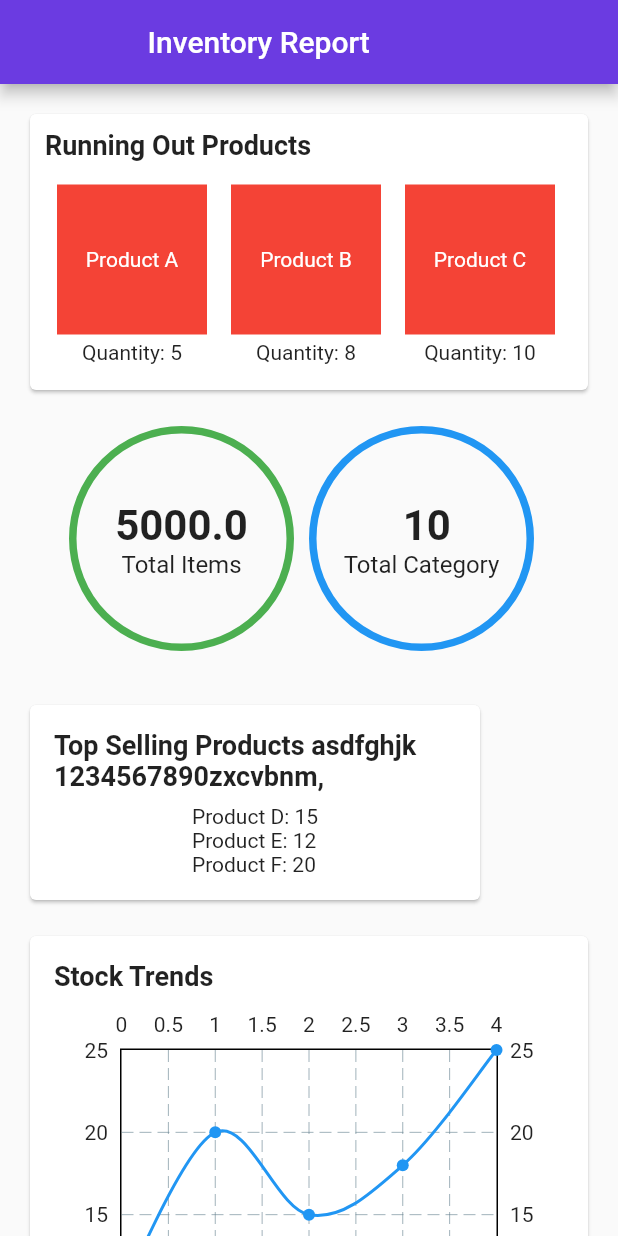
After one commit to tezena/Inventroy_management, a Flutter app: the ReportPage screen opened directly, on a phone screen of 412 x 824 dp. The commit adds this screen. Run offline on Flutter 3.47's test engine with Material 2 defaults, Android fonts, the phone set to English and light mode, and no system bars; drawn by our look-alikes of fl_chart; our stand-ins replace carousel_slider, charts_flutter, go_router, image_picker; missing offline and left inert: dart:js; network calls fail.

Commit message:
product detail

```diff
--- a/lib/BottomNavigationBar.dart
+++ b/lib/BottomNavigationBar.dart
@@ -22,7 +22,6 @@ class _BottomNavigationScreenState extends State<BottomNavigationScreen> {
     const HomeScreen(),
     const ItemsScreen(),
     ProfilePage(),
-    const EditScreen(),
     const DeleteScreen(),
     // Add other screen widgets here
   ];
@@ -71,10 +70,6 @@ class _BottomNavigationScreenState extends State<BottomNavigationScreen> {
               ),
               BottomNavigationBarItem(
                 icon: Icon(Icons.settings),
-                label: 'Edit',
-              ),
-              BottomNavigationBarItem(
-                icon: Icon(Icons.settings),
                 label: 'Delete',
               ),
             ],
--- /dev/null
+++ b/lib/reporScreen.dart
@@ -0,0 +1,306 @@
+import 'dart:js';
+
+import 'package:flutter/material.dart';
+import 'package:fl_chart/fl_chart.dart';
+
+class ReportPage extends StatelessWidget {
+  final double totalStockAmount = 5000.0;
+  final int totalCategories = 10;
+  final List<Product> runningOutProducts = [
+    Product('Product A', 5),
+    Product('Product B', 8),
+    Product('Product C', 10),
+    Product('Product A', 5),
+    Product('Product B', 8),
+    Product('Product C', 10),
+  ];
+  final List<Product> topSellingProducts = [
+    Product('Product D', 15),
+    Product('Product E', 12),
+    Product('Product F', 20),
+  ];
+  final List<Category> categoryDistribution = [
+    Category('Category X', 30),
+    Category('Category Y', 25),
+    Category('Category Z', 45),
+  ];
+
+  @override
+  Widget build(BuildContext context) {
+    return Scaffold(
+      appBar: AppBar(
+        backgroundColor: Color.fromRGBO(107, 59, 225, 1),
+        title: Row(
+          children: [
+            SizedBox(
+              width: MediaQuery.of(context).size.width * .2,
+            ),
+            Text('Inventory Report'),
+          ],
+        ),
+      ),
+      body: SingleChildScrollView(
+        padding: EdgeInsets.all(16.0),
+        child: Column(
+          crossAxisAlignment: CrossAxisAlignment.start,
+          children: [
+            _buildRunningOutProducts(),
+            SizedBox(
+              height: 20,
+            ),
+            Row(
+              children: [
+                SizedBox(
+                  width: 30,
+                ),
+                _buildTotalStockCircularIndicator('$totalStockAmount'),
+                SizedBox(
+                  width: 10,
+                ),
+                _buildTotalCategoryCircularIndicator(' $totalCategories'),
+              ],
+            ),
+            SizedBox(height: 32.0),
+            _buildTopSellingProducts(),
+            SizedBox(height: 16.0),
+            _buildStockTrendsChart(),
+            SizedBox(height: 16.0),
+            _buildCategoryDistributionChart(),
+          ],
+        ),
+      ),
+    );
+  }
+
+  Widget _buildRunningOutProducts() {
+    return Card(
+      child: Padding(
+        padding: EdgeInsets.only(left: 10, right: 10, top: 10, bottom: 5),
+        child: Column(
+          crossAxisAlignment: CrossAxisAlignment.start,
+          children: [
+            Text(
+              'Running Out Products',
+              style: TextStyle(fontSize: 18.0, fontWeight: FontWeight.bold),
+            ),
+            SizedBox(height: 8.0),
+            SizedBox(
+              height: 140.0,
+              child: ListView.builder(
+                scrollDirection: Axis.horizontal,
+                itemCount: runningOutProducts.length,
+                itemBuilder: (context, index) {
+                  final product = runningOutProducts[index];
+                  return Padding(
+                    padding: EdgeInsets.all(8.0),
+                    child: Column(
+                      children: [
+                        Container(
+                          width: 100.0,
+                          height: 100.0,
+                          color: Colors.red,
+                          alignment: Alignment.center,
+                          child: Text(
+                            product.name,
+                            style: TextStyle(color: Colors.white),
+                          ),
+                        ),
+                        SizedBox(height: 4.0),
+                        Text('Quantity: ${product.quantity}'),
+                      ],
+                    ),
+                  );
+                },
+              ),
+            ),
+          ],
+        ),
+      ),
+    );
+  }
+
+  Widget _buildTopSellingProducts() {
+    return Card(
+      child: Container(
+        width: 300.0, // Adjust the width to your preference
+        child: Padding(
+          padding: EdgeInsets.all(16.0),
+          child: Column(
+            children: [
+              Text(
+                'Top Selling Products asdfghjk 1234567890zxcvbnm, ',
+                style: TextStyle(fontSize: 18.0, fontWeight: FontWeight.bold),
+              ),
+              SizedBox(height: 8.0),
+              Column(
+                crossAxisAlignment: CrossAxisAlignment.start,
+                children: topSellingProducts.map((product) {
+                  return Text('${product.name}: ${product.quantity}');
+                }).toList(),
+              ),
+            ],
+          ),
+        ),
+      ),
+    );
+  }
+
+  Widget _buildStockTrendsChart() {
+    return Card(
+      child: Padding(
+        padding: EdgeInsets.all(16.0),
+        child: Column(
+          crossAxisAlignment: CrossAxisAlignment.start,
+          children: [
+            Text(
+              'Stock Trends',
+              style: TextStyle(fontSize: 18.0, fontWeight: FontWeight.bold),
+            ),
+            SizedBox(height: 8.0),
+            AspectRatio(
+              aspectRatio: 1.5,
+              child: LineChart(
+                LineChartData(
+                  // Configure your line chart data here (mock data provided)
+                  titlesData: FlTitlesData(show: true),
+                  borderData: FlBorderData(show: true),
+                  gridData: FlGridData(show: true),
+                  lineBarsData: [
+                    LineChartBarData(
+                      spots: [
+                        FlSpot(0, 10),
+                        FlSpot(1, 20),
+                        FlSpot(2, 15),
+                        FlSpot(3, 18),
+                        FlSpot(4, 25),
+                      ],
+                      color: Colors.blue,
+                      isCurved: true,
+                      dotData: FlDotData(show: true),
+                    ),
+                  ],
+                ),
+              ),
+            ),
+          ],
+        ),
+      ),
+    );
+  }
+
+  Widget _buildCategoryDistributionChart() {
+    return Card(
+      child: Padding(
+        padding: EdgeInsets.all(16.0),
+        child: Column(
+          crossAxisAlignment: CrossAxisAlignment.start,
+          children: [
+            Text(
+              'Category Distribution',
+              style: TextStyle(fontSize: 18.0, fontWeight: FontWeight.bold),
+            ),
+            SizedBox(height: 8.0),
+            AspectRatio(
+              aspectRatio: 1.5,
+              child: BarChart(
+                BarChartData(
+                  // Configure your bar chart data here (mock data provided)
+                  titlesData: FlTitlesData(show: false),
+                  borderData: FlBorderData(show: false),
+                  gridData: FlGridData(show: false),
+                  barGroups: categoryDistribution.map((category) {
+                    return BarChartGroupData(
+                      x: category.percentage,
+                      barRods: [
+                        BarChartRodData(
+                          toY: category.percentage.toDouble(),
+                          color: Colors.green,
+                        ),
+                      ],
+                    );
+                  }).toList(),
+                ),
+              ),
+            ),
+          ],
+        ),
+      ),
+    );
+  }
+}
+
+Widget _buildTotalStockCircularIndicator(String text) {
+  return Center(
+    child: Container(
+        width: 150.0,
+        height: 150.0,
+        decoration: BoxDecoration(
+            borderRadius: BorderRadius.circular(100),
+            border: Border.all(color: Colors.green, width: 5)),
+        child: Center(
+          child: Column(
+            children: [
+              SizedBox(
+                height: 45,
+              ),
+              Text(
+                text,
+                style: TextStyle(fontSize: 28, fontWeight: FontWeight.w600),
+              ),
+              Text(
+                "Total Items",
+                style: TextStyle(fontSize: 16),
+              )
+            ],
+          ),
+        )),
+  );
+}
+
+Widget _buildTotalCategoryCircularIndicator(String text) {
+  return Center(
+    child: Container(
+        width: 150.0,
+        height: 150.0,
+        decoration: BoxDecoration(
+            borderRadius: BorderRadius.circular(100),
+            border: Border.all(color: Colors.blue, width: 5)),
+        child: Center(
+          child: Center(
+            child: Column(
+              children: [
+                SizedBox(
+                  height: 45,
+                ),
+                Text(
+                  text,
+                  style: TextStyle(fontSize: 28, fontWeight: FontWeight.w600),
+                ),
+                Text(
+                  "Total Category",
+                  style: TextStyle(fontSize: 16),
+                )
+              ],
+            ),
+          ),
+        )),
+  );
+}
+
+class Product {
+  final String name;
+  final int quantity;
+
+  Product(this.name, this.quantity);
+}
+
+class Category {
+  final String name;
+  final int percentage;
+
+  Category(this.name, this.percentage);
+}
+
+void main() {
+  runApp(MaterialApp(home: ReportPage()));
+}
--- a/pubspec.yaml
+++ b/pubspec.yaml
@@ -38,6 +38,8 @@ dependencies:
   cupertino_icons: ^1.0.2
   go_router: ^10.0.0
   image_picker: ^1.0.2
+  charts_flutter: ^0.12.0
+  fl_chart: ^0.63.0
 
 dev_dependencies:
   flutter_test:
```
Also changed, not shown: lib/ItemsCard.dart (+14 -1 lines), lib/main.dart (+14 -12 lines), lib/productDetail.dart (added, +203 -0 lines), pubspec.lock.
